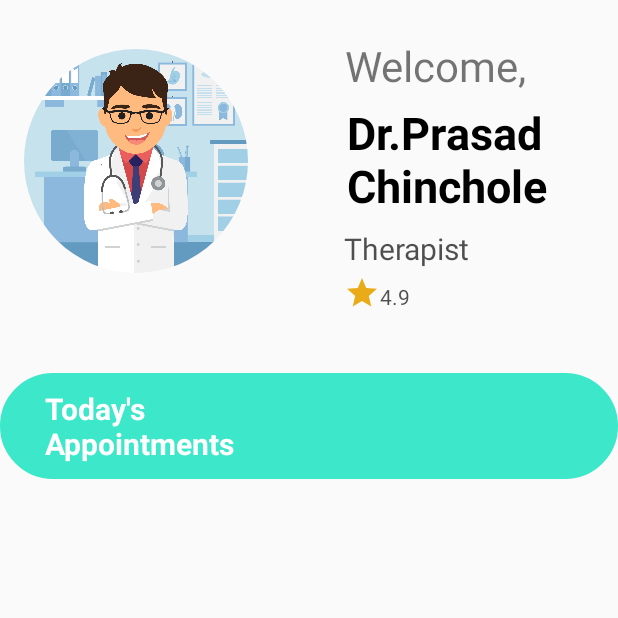
After one commit to sarfaraz22shaikh/MedicareStudios, an Android app: the doctor_dashboard screen opened directly, with no data from a screen before it, on a phone screen of 412 x 824 dp, the top half of it. The commit adds this screen. Run offline under Robolectric (Android 15) with nearby library versions, the phone set to English and light mode, and no system bars; our stand-ins replace CircleImageView.

Commit message:
updated doctor

```diff
--- a/app/build.gradle.kts
+++ b/app/build.gradle.kts
@@ -33,7 +33,7 @@ android {
 }
 
 dependencies {
-
+    implementation("com.loopj.android:android-async-http:1.4.9")
     implementation("androidx.appcompat:appcompat:1.7.0")
     implementation("com.airbnb.android:lottie:6.5.2")
     implementation("com.google.android.material:material:1.12.0")
--- a/app/src/main/AndroidManifest.xml
+++ b/app/src/main/AndroidManifest.xml
@@ -1,13 +1,14 @@
 <?xml version="1.0" encoding="utf-8"?>
 <manifest xmlns:android="http://schemas.android.com/apk/res/android"
     xmlns:tools="http://schemas.android.com/tools">
-
+    <uses-permission android:name="android.permission.INTERNET" />
     <application
         android:allowBackup="true"
         android:dataExtractionRules="@xml/data_extraction_rules"
         android:fullBackupContent="@xml/backup_rules"
         android:icon="@mipmap/ic_launcher"
         android:label="@string/app_name"
+
         android:roundIcon="@mipmap/ic_launcher_round"
         android:supportsRtl="true"
         android:theme="@style/Theme.AppCompat.Light.NoActionBar"
@@ -29,5 +30,7 @@
         <activity android:name=".dashboard"/>
         <activity android:name=".forget_password"/>
         <activity android:name="doctor_registration_2"/>
+        <activity android:name=".doctor_dashboard"/>
+
     </application>
 </manifest>
--- /dev/null
+++ b/app/src/main/java/com/developer/opdmanager/BookingAdapter.java
@@ -0,0 +1,56 @@
+package com.developer.opdmanager;
+
+import android.view.LayoutInflater;
+import android.view.View;
+import android.view.ViewGroup;
+import android.widget.TextView;
+import androidx.annotation.NonNull;
+import androidx.recyclerview.widget.RecyclerView;
+
+import java.util.List;
+
+public class BookingAdapter extends RecyclerView.Adapter<BookingAdapter.BookingViewHolder> {
+
+    private List<Booking> bookingList;
+
+    public BookingAdapter(List<Booking> bookingList) {
+        this.bookingList = bookingList;
+    }
+
+    @NonNull
+    @Override
+    public BookingViewHolder onCreateViewHolder(@NonNull ViewGroup parent, int viewType) {
+        View view = LayoutInflater.from(parent.getContext()).inflate(R.layout.booking, parent, false);
+        return new BookingViewHolder(view);
+    }
+
+    @Override
+    public void onBindViewHolder(@NonNull BookingViewHolder holder, int position) {
+        Booking booking = bookingList.get(position);
+        holder.name.setText(booking.getDoctorName());
+        holder.time.setText(booking.getTiming());
+        holder.position.setText(booking.getPosition());
+    }
+
+    @Override
+    public int getItemCount() {
+        return bookingList.size();
+    }
+
+    public static class BookingViewHolder extends RecyclerView.ViewHolder {
+        TextView name, time, position;
+
+        public BookingViewHolder(@NonNull View itemView) {
+            super(itemView);
+            name = itemView.findViewById(R.id.name);
+            time = itemView.findViewById(R.id.time);
+            position = itemView.findViewById(R.id.position);
+        }
+    }
+
+    // Method to add a new booking
+    public void addBooking(Booking booking) {
+        bookingList.add(booking);
+        notifyItemInserted(bookingList.size() - 1);
+    }
+}
--- /dev/null
+++ b/app/src/main/java/com/developer/opdmanager/doctor_dashboard.java
@@ -0,0 +1,42 @@
+package com.developer.opdmanager;
+
+import android.content.Intent;
+import android.os.Bundle;
+import android.text.Spannable;
+import android.text.SpannableString;
+import android.text.style.TabStopSpan;
+import android.view.View;
+import android.widget.TextView;
+
+import androidx.appcompat.app.AppCompatActivity;
+import androidx.recyclerview.widget.LinearLayoutManager;
+import androidx.recyclerview.widget.RecyclerView;
+
+import java.util.ArrayList;
+import java.util.List;
+
+public class doctor_dashboard extends AppCompatActivity {
+    private RecyclerView recyclerView;
+    private BookingAdapter bookingAdapter;
+    private List<Booking> bookingList;
+    protected void onCreate(Bundle savedInstanceState) {
+        super.onCreate(savedInstanceState);
+        setContentView(R.layout.doctor_dashboard);
+        SpannableString spannableString = new SpannableString("Today's\tAppointments");
+        TabStopSpan tabStop = new TabStopSpan.Standard(450); // Adjust the value based on your screen width
+        spannableString.setSpan(tabStop, 0, spannableString.length(), Spannable.SPAN_EXCLUSIVE_EXCLUSIVE);
+        TextView textView = findViewById(R.id.formaltext);
+        textView.setText(spannableString);
+
+        recyclerView = findViewById(R.id.favoritesRecyclerView);
+        bookingList = new ArrayList<>();
+        bookingAdapter = new BookingAdapter(bookingList);
+        recyclerView.setAdapter(bookingAdapter);
+        recyclerView.setLayoutManager(new LinearLayoutManager(this));
+
+        if (getIntent().hasExtra("newBooking")) {
+            Booking newBooking = (Booking) getIntent().getSerializableExtra("newBooking");
+            bookingAdapter.addBooking(newBooking);
+        }
+    }
+}
--- a/app/src/main/java/com/developer/opdmanager/doctor_login.java
+++ b/app/src/main/java/com/developer/opdmanager/doctor_login.java
@@ -33,7 +33,9 @@ public class doctor_login extends AppCompatActivity {
             @Override
             public void onClick(View v) {
                 if(username.getText().toString().equals("user") && password.getText().toString().equals("1234")){
-                    Intent intent = new Intent(doctor_login.this,dashboard.class);
+                    Intent intent = new Intent(doctor_login.this,doctor_dashboard.class);
+                    Booking newBooking = new Booking("Prasad Chinchole", "8:00 to 8:15 AM", "1");
+                    intent.putExtra("newBooking", newBooking);
                     startActivity(intent);
                     Toast.makeText(doctor_login.this, "logged in", Toast.LENGTH_SHORT).show();
                 }
--- /dev/null
+++ b/app/src/main/res/layout/doctor_dashboard.xml
@@ -0,0 +1,118 @@
+<?xml version="1.0" encoding="utf-8"?>
+<androidx.constraintlayout.widget.ConstraintLayout xmlns:android="http://schemas.android.com/apk/res/android"
+    xmlns:app="http://schemas.android.com/apk/res-auto"
+    xmlns:tools="http://schemas.android.com/tools"
+    android:layout_width="match_parent"
+    android:layout_height="match_parent">
+
+    <com.google.android.material.imageview.ShapeableImageView
+        android:id="@+id/imageView10"
+        android:layout_width="149dp"
+        android:layout_height="149dp"
+        app:layout_constraintBottom_toBottomOf="parent"
+        app:layout_constraintEnd_toEndOf="parent"
+        app:layout_constraintHorizontal_bias="0.061"
+        app:layout_constraintStart_toStartOf="parent"
+        app:layout_constraintTop_toTopOf="parent"
+        app:layout_constraintVertical_bias="0.048"
+        app:shapeAppearanceOverlay="@style/CircleImageViewStyle"
+        app:srcCompat="@drawable/oq6utw0" />
+
+    <TextView
+        android:layout_width="wrap_content"
+        android:layout_height="wrap_content"
+        android:text="Dr.Prasad\nChinchole"
+        android:textColor="@color/black"
+        android:textSize="30sp"
+        android:textStyle="bold"
+        app:layout_constraintBottom_toBottomOf="parent"
+        app:layout_constraintEnd_toEndOf="parent"
+        app:layout_constraintHorizontal_bias="0.829"
+        app:layout_constraintStart_toStartOf="parent"
+        app:layout_constraintTop_toTopOf="parent"
+        app:layout_constraintVertical_bias="0.091" />
+
+    <TextView
+        android:layout_width="wrap_content"
+        android:layout_height="wrap_content"
+        android:text="Welcome,"
+        android:textSize="28sp"
+        app:layout_constraintBottom_toBottomOf="parent"
+        app:layout_constraintEnd_toEndOf="parent"
+        app:layout_constraintHorizontal_bias="0.792"
+        app:layout_constraintStart_toStartOf="parent"
+        app:layout_constraintTop_toTopOf="parent"
+        app:layout_constraintVertical_bias="0.031" />
+
+    <ImageView
+        android:id="@+id/imageView63"
+        android:layout_width="wrap_content"
+        android:layout_height="wrap_content"
+        app:layout_constraintBottom_toBottomOf="parent"
+        app:layout_constraintEnd_toEndOf="parent"
+        app:layout_constraintHorizontal_bias="0.591"
+        app:layout_constraintStart_toStartOf="parent"
+        app:layout_constraintTop_toTopOf="parent"
+        app:layout_constraintVertical_bias="0.229"
+        app:srcCompat="@drawable/baseline_star_24" />
+
+    <TextView
+        android:id="@+id/textView21"
+        android:layout_width="wrap_content"
+        android:layout_height="wrap_content"
+        android:text="Therapist"
+        android:textColor="#B0000000"
+        android:textSize="20dp"
+        app:layout_constraintBottom_toBottomOf="parent"
+        app:layout_constraintEnd_toEndOf="parent"
+        app:layout_constraintHorizontal_bias="0.7"
+        app:layout_constraintStart_toStartOf="parent"
+        app:layout_constraintTop_toTopOf="parent"
+        app:layout_constraintVertical_bias="0.191" />
+
+    <TextView
+        android:id="@+id/textView25"
+        android:layout_width="wrap_content"
+        android:layout_height="wrap_content"
+        android:text="4.9"
+        android:textColor="#B0000000"
+        android:textSize="14dp"
+        app:layout_constraintBottom_toBottomOf="parent"
+        app:layout_constraintEnd_toEndOf="parent"
+        app:layout_constraintHorizontal_bias="0.647"
+        app:layout_constraintStart_toStartOf="parent"
+        app:layout_constraintTop_toTopOf="parent"
+        app:layout_constraintVertical_bias="0.234" />
+
+    <TextView
+        android:id="@+id/formaltext"
+        android:layout_width="wrap_content"
+        android:layout_height="wrap_content"
+        android:background="@drawable/button_border"
+        android:backgroundTint="#FF3CE7CA"
+        android:paddingHorizontal="30dp"
+        android:paddingVertical="10dp"
+        android:textStyle="bold"
+        android:text="Today's Appointments"
+        android:justificationMode="inter_word"
+        android:textColor="@color/white"
+        android:textSize="20sp"
+        app:layout_constraintBottom_toBottomOf="parent"
+        app:layout_constraintEnd_toEndOf="parent"
+        app:layout_constraintHorizontal_bias="0.466"
+        app:layout_constraintStart_toStartOf="parent"
+        app:layout_constraintTop_toTopOf="parent"
+        app:layout_constraintVertical_bias="0.33" />
+
+    <androidx.recyclerview.widget.RecyclerView
+        android:id="@+id/favoritesRecyclerView"
+        android:layout_width="match_parent"
+        android:layout_height="wrap_content"
+        android:layout_marginHorizontal="10dp"
+        app:layout_constraintBottom_toBottomOf="parent"
+        app:layout_constraintEnd_toEndOf="parent"
+        app:layout_constraintHorizontal_bias="0.0"
+        app:layout_constraintStart_toStartOf="parent"
+        app:layout_constraintTop_toTopOf="parent"
+        app:layout_constraintVertical_bias="0.516" />
+</androidx.constraintlayout.widget.ConstraintLayout>
--- a/app/src/main/res/layout/doctor_registration_2.xml
+++ b/app/src/main/res/layout/doctor_registration_2.xml
@@ -65,15 +65,15 @@
             app:layout_constraintTop_toTopOf="parent"
             app:layout_constraintVertical_bias="0.178" />
 
-        <EditText
-            android:id="@+id/location"
+        <AutoCompleteTextView
+            android:id="@+id/locationAutoComplete"
             android:layout_width="300dp"
             android:layout_height="49dp"
             android:background="@drawable/button_border"
             android:backgroundTint="@null"
             android:drawableLeft="@drawable/baseline_call_end_24"
             android:drawablePadding="5dp"
-            android:hint="Location"
+            android:hint="City"
             android:inputType="text"
             android:paddingLeft="15dp"
             android:textAlignment="textStart"
```
Also changed, not shown: app/src/main/java/com/developer/opdmanager/Booking.java (added, +19 -0 lines), app/src/main/java/com/developer/opdmanager/doctor_registration_2.java (+68 -3 lines), app/src/main/res/drawable/bg_design_for_doctor_info_card.xml (added, +15 -0 lines), app/src/main/res/layout/booking.xml (added, +104 -0 lines), app/src/main/res/layout/dashboard.xml (+6 -6 lines), app/src/main/res/layout/doctor_info_card.xml (added, +91 -0 lines), app/src/main/res/drawable/message.png (added), app/src/main/res/drawable/phone.png (added), app/src/main/res/drawable/user.png (added).
